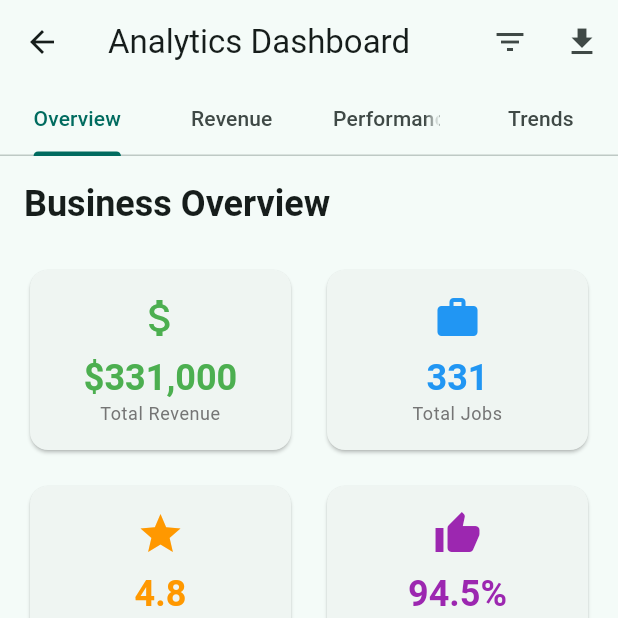
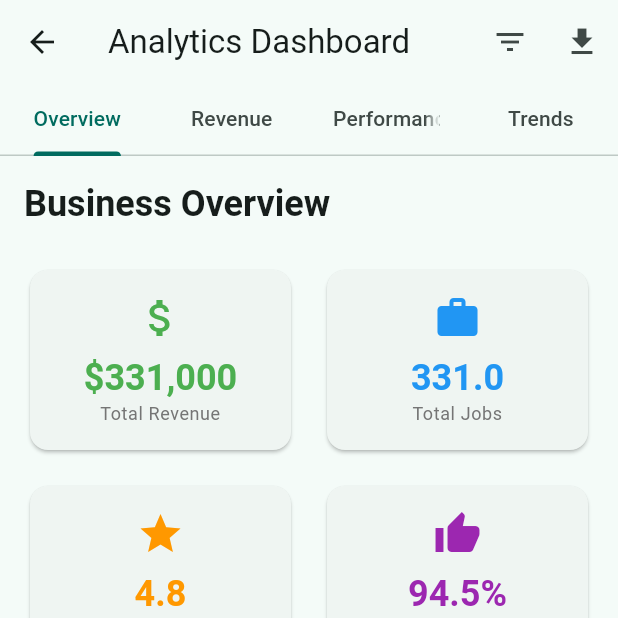
Before and after one commit to learnwithsobhit/field_service_crm, a Flutter app: the AnalyticsDashboardScreen screen opened directly, on a phone screen of 412 x 824 dp, the top half of it. Run offline on Flutter 3.47's test engine with Material 3 defaults, Android fonts, the light colour scheme and no system bars; our stand-ins replace fl_chart, flutter_riverpod, image_picker.

Commit message:
Fix critical compilation errors and remove conflicting presentation files

```diff
--- a/lib/screens/analytics/analytics_dashboard_screen.dart
+++ b/lib/screens/analytics/analytics_dashboard_screen.dart
@@ -169,7 +169,7 @@ class _AnalyticsDashboardScreenState extends State<AnalyticsDashboardScreen>
 
   Widget _buildOverviewTab() {
     final totalRevenue = _revenueData.fold<double>(0, (sum, data) => sum + data['revenue']);
-    final totalJobs = _revenueData.fold<int>(0, (sum, data) => sum + data['jobs']);
+    final totalJobs = _revenueData.fold<double>(0, (sum, data) => sum + data['jobs']);
     final avgRating = _technicianPerformance.fold<double>(0, (sum, tech) => sum + tech['avgRating']) / _technicianPerformance.length;
     final customerSatisfaction = 94.5;
 
@@ -552,14 +552,14 @@ class _AnalyticsDashboardScreenState extends State<AnalyticsDashboardScreen>
               width: 16,
               height: 16,
               decoration: BoxDecoration(
-                color: _getServiceTypeColor(service['type']),
+                color: _getServiceTypeColor(service['type'] as String),
                 shape: BoxShape.circle,
               ),
             ),
-            title: Text(service['type']),
-            subtitle: Text('\$${NumberFormat('#,###').format(service['revenue'])}'),
+            title: Text(service['type'] as String),
+            subtitle: Text('\$${NumberFormat('#,###').format(service['revenue'] as int)}'),
             trailing: Text(
-              '${service['percentage'].toStringAsFixed(1)}%',
+              '${(service['percentage'] as double).toStringAsFixed(1)}%',
               style: const TextStyle(fontWeight: FontWeight.bold),
             ),
           )).toList(),
@@ -689,9 +689,9 @@ class _AnalyticsDashboardScreenState extends State<AnalyticsDashboardScreen>
   }
 
   Widget _buildPerformanceMetrics() {
-    final avgJobsPerTech = _technicianPerformance.fold<int>(0, (sum, tech) => sum + tech['jobsCompleted']) / _technicianPerformance.length;
+    final avgJobsPerTech = _technicianPerformance.fold<double>(0, (sum, tech) => sum + tech['jobsCompleted']) / _technicianPerformance.length;
     final avgRating = _technicianPerformance.fold<double>(0, (sum, tech) => sum + tech['avgRating']) / _technicianPerformance.length;
-    final avgEfficiency = _technicianPerformance.fold<int>(0, (sum, tech) => sum + tech['efficiency']) / _technicianPerformance.length;
+    final avgEfficiency = _technicianPerformance.fold<double>(0, (sum, tech) => sum + tech['efficiency']) / _technicianPerformance.length;
 
     return Row(
       children: [
--- a/lib/screens/documents/document_management_screen.dart
+++ b/lib/screens/documents/document_management_screen.dart
@@ -131,7 +131,7 @@ class _DocumentManagementScreenState extends State<DocumentManagementScreen>
     {'id': 'contract', 'name': 'Contracts', 'icon': Icons.description, 'color': Colors.blue},
     {'id': 'report', 'name': 'Reports', 'icon': Icons.assessment, 'color': Colors.green},
     {'id': 'photo', 'name': 'Photos', 'icon': Icons.photo, 'color': Colors.orange},
-    {'id': 'template', 'name': 'Templates', 'icon': Icons.template, 'color': Colors.purple},
+    {'id': 'template', 'name': 'Templates', 'icon': Icons.description, 'color': Colors.purple},
     {'id': 'manual', 'name': 'Manuals', 'icon': Icons.menu_book, 'color': Colors.red},
     {'id': 'warranty', 'name': 'Warranties', 'icon': Icons.security, 'color': Colors.teal},
     {'id': 'invoice', 'name': 'Invoices', 'icon': Icons.receipt, 'color': Colors.indigo},
```
Also changed, not shown: 1 other file.
